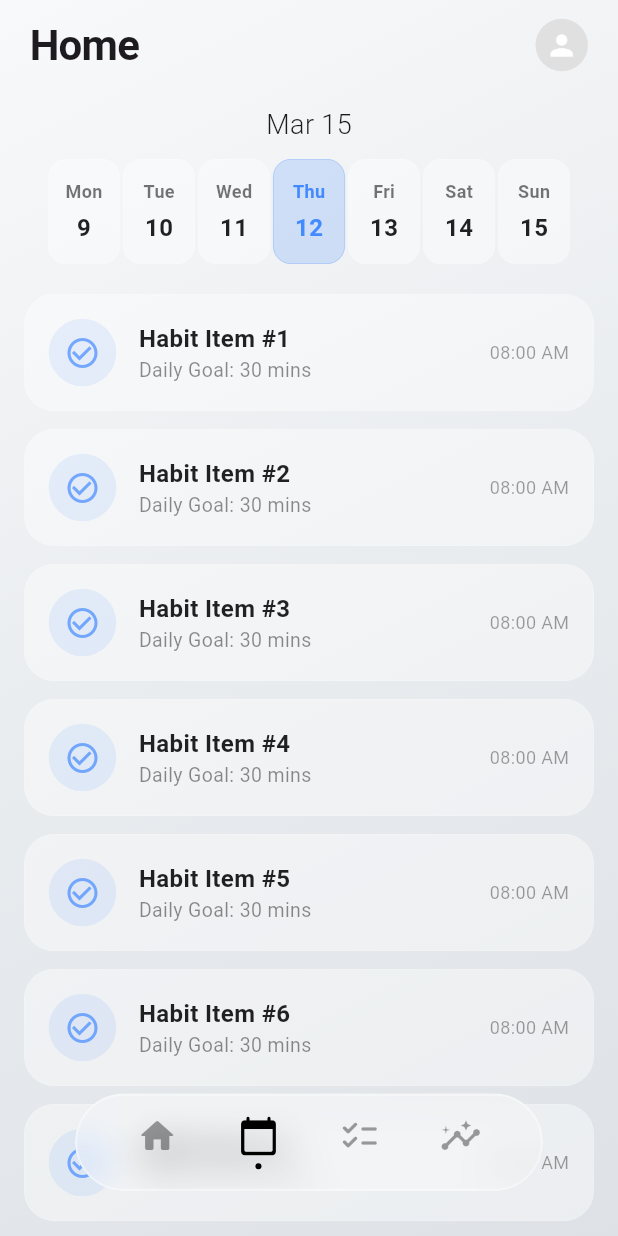
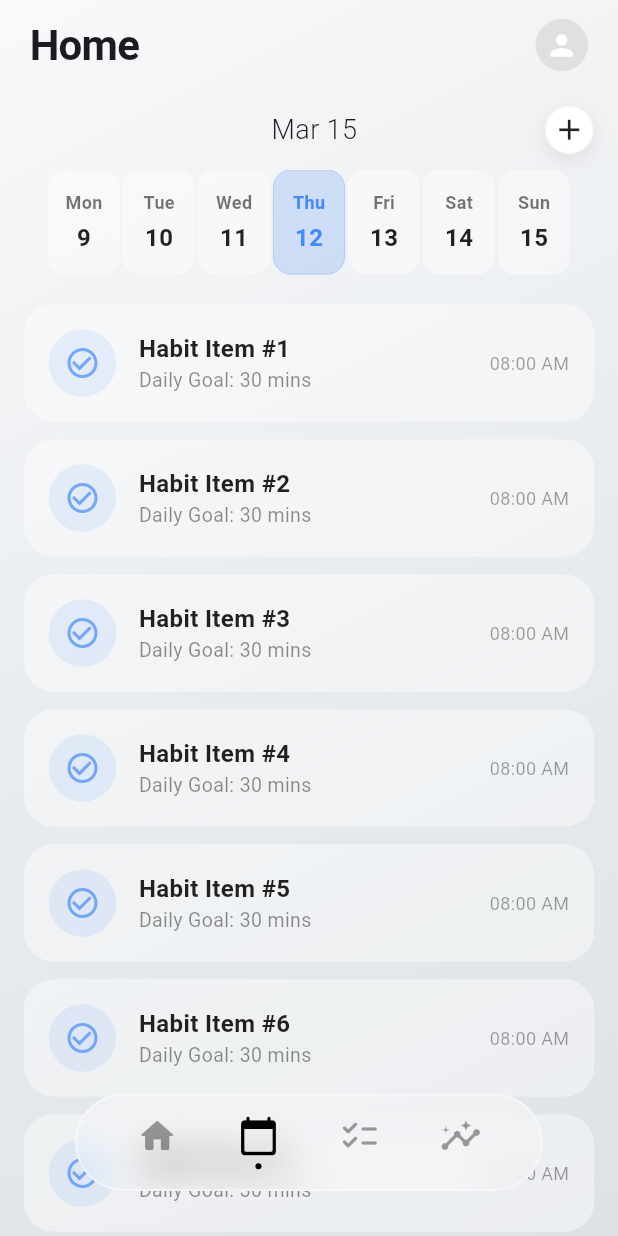
Before and after one commit to PeterMaquiran/orga-flutter, a Flutter app: the HomeScreen screen opened by its route, on a phone screen of 412 x 824 dp. Run offline on Flutter 3.47's test engine with Material 3 defaults, Android fonts, the phone set to English and light mode, and no system bars; our stand-ins replace go_router.

Commit message:
add button to create habit

```diff
--- a/lib/ui/screen/ios/home/component/weekly_calendar.dart
+++ b/lib/ui/screen/ios/home/component/weekly_calendar.dart
@@ -22,14 +22,11 @@ class InfiniteWeeklyCalendar extends StatelessWidget {
     return Column(
       children: [
         Padding(
-          padding: const EdgeInsets.symmetric(horizontal: 16, vertical: 10),
+          padding: const EdgeInsets.symmetric(horizontal: 0, vertical: 10),
           child: Row(
-            mainAxisAlignment: MainAxisAlignment.center,
+            mainAxisAlignment: MainAxisAlignment.spaceBetween,
             children: [
-              // IconButton(
-              //   onPressed: () => controller.previousPage(duration: const Duration(milliseconds: 300), curve: Curves.easeInOut),
-              //   icon: const Icon(Icons.arrow_back_ios_new_rounded, size: 22),
-              // ),
+              const SizedBox(width: 40), // space to balance the icon
               ValueListenableBuilder<DateTime>(
                 valueListenable: focusedDate,
                 builder: (context, date, _) {
@@ -38,10 +35,35 @@ class InfiniteWeeklyCalendar extends StatelessWidget {
                   return Text("$month ${date.day}$yearStr", style: const TextStyle(fontWeight: FontWeight.w300, fontSize: 18));
                 },
               ),
-              // IconButton(
-              //   onPressed: () => controller.nextPage(duration: const Duration(milliseconds: 300), curve: Curves.easeInOut),
-              //   icon: const Icon(Icons.arrow_forward_ios_rounded, size: 22),
-              // ),
+              Container(
+                width: 33,
+                height: 33,
+                decoration: BoxDecoration(
+                  color: Colors.white,
+                  shape: BoxShape.circle,
+                  border: Border.all(
+                    color: Colors.black.withOpacity(0.05),
+                    width: 1,
+                  ),
+                  boxShadow: [
+                    BoxShadow(
+                      color: Colors.black.withOpacity(0.08),
+                      blurRadius: 10,
+                      offset: const Offset(0, 4),
+                    ),
+                  ],
+                ),
+                child: IconButton(
+                  padding: EdgeInsets.zero,
+                  constraints: const BoxConstraints(),
+                  onPressed: () {},
+                  icon: const Icon(
+                    Icons.add,
+                    size: 23,
+                    color: Colors.black87,
+                  ),
+                ),
+              )
             ],
           ),
         ),
```
